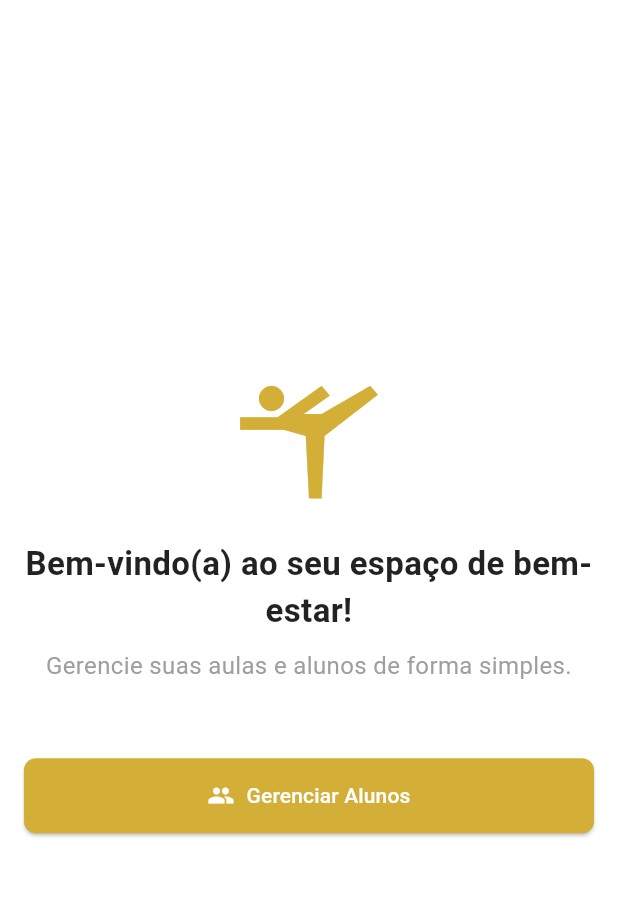
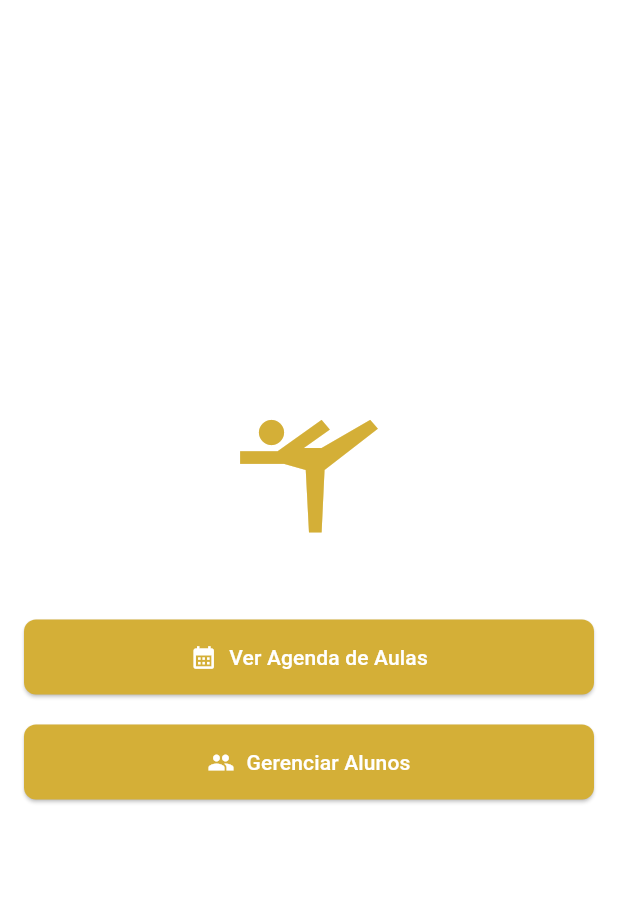
Before and after one commit to DiegoRodrigues1988/Corpyment-atualizado, a Flutter app: the screen it shows after launch, on a phone screen of 412 x 824 dp, the part 63-960 px from its top. Run offline on Flutter 3.47's test engine with Material 3 defaults, Android fonts, the phone set to English and light mode, and no system bars; our stand-ins replace flutter_local_notifications, sqflite, table_calendar, timezone; accounts and stored records are empty.

Commit message:
Corpy ment 03

```diff
--- a/lib/main.dart
+++ b/lib/main.dart
@@ -2,9 +2,21 @@
 
 import 'package:flutter/material.dart';
 import 'package:flutter_localizations/flutter_localizations.dart';
+import 'package:timezone/data/latest.dart' as tz;
+import 'package:timezone/timezone.dart' as tz;
+import 'helpers/notification_helper.dart';
 import 'screens/home_screen.dart';
 
-void main() {
+Future<void> main() async {
+  WidgetsFlutterBinding.ensureInitialized();
+
+  tz.initializeTimeZones();
+  tz.setLocalLocation(tz.getLocation('America/Sao_Paulo')); // Define o fuso horário
+
+  final notificationHelper = NotificationHelper();
+  await notificationHelper.initialize();
+  await notificationHelper.scheduleDailyMorningNotification();
+
   runApp(const PilatesCorpymentApp());
 }
 
@@ -13,9 +25,7 @@ class PilatesCorpymentApp extends StatelessWidget {
 
   @override
   Widget build(BuildContext context) {
-    // Definindo a cor dourada para ser reutilizada
     const Color goldColor = Color(0xFFD4AF37);
-
     return MaterialApp(
       title: 'Pilates Corpyment',
       debugShowCheckedModeBanner: false,
@@ -24,54 +34,25 @@ class PilatesCorpymentApp extends StatelessWidget {
         GlobalWidgetsLocalizations.delegate,
         GlobalCupertinoLocalizations.delegate,
       ],
-      supportedLocales: const [
-        Locale('pt', 'BR'),
-      ],
+      supportedLocales: const [Locale('pt', 'BR')],
       locale: const Locale('pt', 'BR'),
-
-      // --- NOVO TEMA BRANCO E DOURADO ---
       theme: ThemeData(
-        // Define o esquema de cores com o dourado como cor primária
-        colorScheme: ColorScheme.fromSeed(
-          seedColor: goldColor,
-          primary: goldColor,
-          brightness: Brightness.light, // Fundo claro (branco)
+        colorScheme: ColorScheme.fromSeed(seedColor: goldColor, primary: goldColor, brightness: Brightness.light),
+        useMaterial3: true,
+        scaffoldBackgroundColor: Colors.white,
+        appBarTheme: const AppBarTheme(
+          backgroundColor: Colors.white, foregroundColor: Colors.black87,
+          elevation: 1.0, surfaceTintColor: Colors.transparent,
         ),
-        useMaterial3: true,
-        scaffoldBackgroundColor: Colors.white, // Fundo de todas as telas será branco
-
-        // Tema da barra de aplicativos (AppBar)
-        appBarTheme: const AppBarTheme(
-          backgroundColor: Colors.white, // AppBar branca
-          foregroundColor: Colors.black87, // Título e ícones pretos para contraste
-          elevation: 1.0, // Uma leve sombra para destacar
-          surfaceTintColor: Colors.transparent,
-        ),
-
-        // Tema para os botões principais
         elevatedButtonTheme: ElevatedButtonThemeData(
           style: ElevatedButton.styleFrom(
-            backgroundColor: goldColor, // Fundo dourado
-            foregroundColor: Colors.white, // Texto branco
-            shape: RoundedRectangleBorder(
-              borderRadius: BorderRadius.circular(8.0),
-            ),
+            backgroundColor: goldColor, foregroundColor: Colors.white,
+            shape: RoundedRectangleBorder(borderRadius: BorderRadius.circular(8.0)),
             padding: const EdgeInsets.symmetric(horizontal: 24, vertical: 12),
           ),
         ),
-
-        // Tema para os botões de texto (usados no seletor de data e alertas)
-        textButtonTheme: TextButtonThemeData(
-          style: TextButton.styleFrom(
-            foregroundColor: goldColor, // Texto do botão dourado
-          ),
-        ),
-
-        // Tema para o botão de ação flutuante (o de '+')
-        floatingActionButtonTheme: const FloatingActionButtonThemeData(
-          backgroundColor: goldColor,
-          foregroundColor: Colors.white,
-        ),
+        textButtonTheme: TextButtonThemeData(style: TextButton.styleFrom(foregroundColor: goldColor)),
+        floatingActionButtonTheme: const FloatingActionButtonThemeData(backgroundColor: goldColor, foregroundColor: Colors.white),
       ),
       home: const HomeScreen(),
     );
--- a/lib/screens/home_screen.dart
+++ b/lib/screens/home_screen.dart
@@ -1,6 +1,7 @@
 // lib/screens/home_screen.dart
 
 import 'package:flutter/material.dart';
+import 'agenda_screen.dart';
 import 'student_list_screen.dart';
 
 class HomeScreen extends StatefulWidget {
@@ -23,36 +24,31 @@ class _HomeScreenState extends State<HomeScreen> {
           child: Column(
             mainAxisAlignment: MainAxisAlignment.center,
             children: <Widget>[
-              // --- ÍCONE ATUALIZADO ---
+              // --- VOLTAMOS A USAR O ÍCONE ---
               Icon(
-                Icons.sports_gymnastics, // Ícone que remete a ginástica/movimento
+                Icons.sports_gymnastics,
                 size: 100,
-                color: Theme.of(context).primaryColor, // Usa a cor dourada do tema
+                color: Theme.of(context).primaryColor,
+              ),
+              const SizedBox(height: 50),
+              ElevatedButton.icon(
+                icon: const Icon(Icons.calendar_month),
+                onPressed: () {
+                  Navigator.of(context).push(
+                    MaterialPageRoute(builder: (context) => const AgendaScreen()),
+                  );
+                },
+                label: const Text('Ver Agenda de Aulas'),
+                style: ElevatedButton.styleFrom(
+                  minimumSize: const Size(double.infinity, 50),
+                ),
               ),
               const SizedBox(height: 20),
-              const Text(
-                'Bem-vindo(a) ao seu espaço de bem-estar!',
-                style: TextStyle(
-                  fontSize: 22,
-                  fontWeight: FontWeight.bold,
-                  color: Colors.black87,
-                ),
-                textAlign: TextAlign.center,
-              ),
-              const SizedBox(height: 10),
-              const Text(
-                'Gerencie suas aulas e alunos de forma simples.',
-                style: TextStyle(fontSize: 16, color: Colors.grey),
-                textAlign: TextAlign.center,
-              ),
-              const SizedBox(height: 50),
               ElevatedButton.icon(
                 icon: const Icon(Icons.people),
                 onPressed: () {
                   Navigator.of(context).push(
-                    MaterialPageRoute(
-                      builder: (context) => const StudentListScreen(),
-                    ),
+                    MaterialPageRoute(builder: (context) => const StudentListScreen()),
                   );
                 },
                 label: const Text('Gerenciar Alunos'),
```
Also changed, not shown: lib/helpers/database_helper.dart (+64 -49 lines), lib/helpers/notification_helper.dart (added, +48 -0 lines), lib/models/class_event_model.dart (added, +37 -0 lines), lib/screens/agenda_screen.dart (added, +156 -0 lines), lib/screens/schedule_class_screen.dart (added, +108 -0 lines), pubspec.yaml (+5 -2 lines), pubspec.lock, 6 other files.
